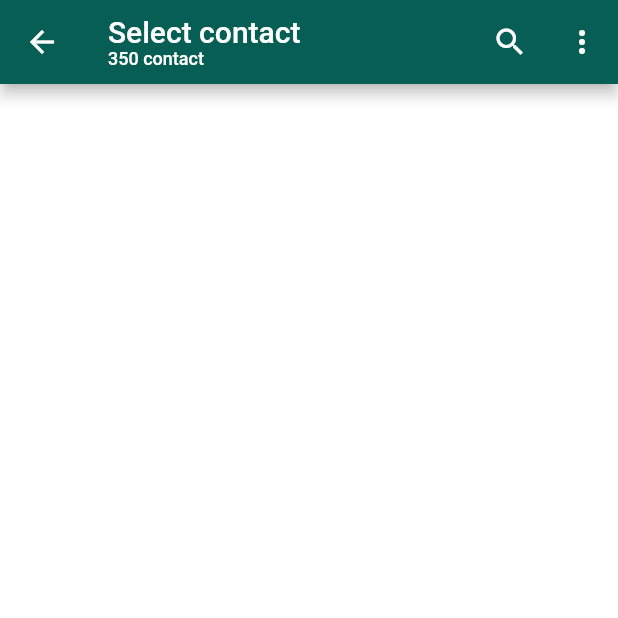
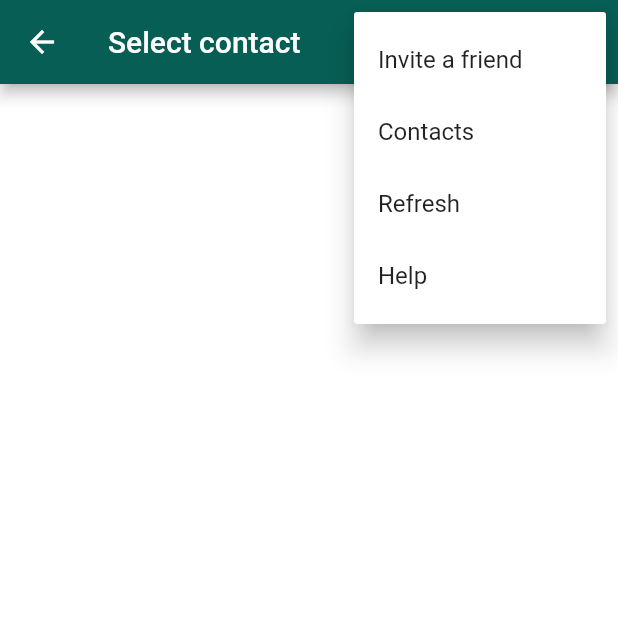
Before and after one commit to AzharKV/WhatsApp-Clone, a Flutter app: the ContactListScreen screen opened directly, after a tap on the "more vert" icon, on a phone screen of 412 x 824 dp, the top half of it. Run offline on Flutter 3.47's test engine with Material 2 defaults, Android fonts, the phone set to English and light mode, and no system bars; our stand-ins replace contacts_service, get, hive_flutter, permission_handler, shared_preferences, socket_io_client; accounts and stored records are empty; network calls fail.

Commit message:
contact list section

```diff
--- a/frontend_flutter/lib/controller/user_controller.dart
+++ b/frontend_flutter/lib/controller/user_controller.dart
@@ -20,6 +20,10 @@ class UserController extends GetxController {
   Rx<UserModel> userData = UserModel().obs;
   Rx<UsersListModel> usersListData = UsersListModel().obs;
   RxString userId = "".obs;
+
+  RxInt usersCount = 0.obs;
+
+  RxBool contactsLoading = false.obs;
 
   Future<void> getMyDetails() async {
     var result = await userRepository.getMyDetails();
@@ -75,6 +79,8 @@ class UserController extends GetxController {
   }
 
   Future<void> updateContactDb() async {
+    contactsLoading.value = true;
+
     List<Contact> contactList = await getDeviceContact();
 
     for (var element in contactList) {
@@ -92,6 +98,8 @@ class UserController extends GetxController {
           }
         }
     }
+
+    contactsLoading.value = false;
   }
 
   Future<void> checkUser(String phoneNumber, String name) async {
--- a/frontend_flutter/lib/screens/contact_section/contact_list_screen.dart
+++ b/frontend_flutter/lib/screens/contact_section/contact_list_screen.dart
@@ -4,10 +4,13 @@ import 'package:hive_flutter/hive_flutter.dart';
 import 'package:whatsapp_clone/const_files/db_names.dart';
 import 'package:whatsapp_clone/const_files/my_color.dart';
 import 'package:whatsapp_clone/controller/chat_controller.dart';
+import 'package:whatsapp_clone/controller/user_controller.dart';
 import 'package:whatsapp_clone/database/db_models/db_user_model.dart';
 
 class ContactListScreen extends StatelessWidget {
   const ContactListScreen({Key? key}) : super(key: key);
+
+  static UserController userController = Get.put(UserController());
 
   @override
   Widget build(BuildContext context) {
@@ -16,25 +19,53 @@ class ContactListScreen extends StatelessWidget {
         title: Column(
           mainAxisSize: MainAxisSize.min,
           crossAxisAlignment: CrossAxisAlignment.start,
-          children: const [
-            Text("Select contact"),
-            Text(
-              "350 contact",
-              style: TextStyle(fontSize: 12.0),
+          children: [
+            const Text("Select contact"),
+            Obx(
+              () => userController.usersCount.value != 0
+                  ? Text("${userController.usersCount.value} contact",
+                      style: const TextStyle(fontSize: 12.0))
+                  : const SizedBox(),
             ),
           ],
         ),
         actions: [
           IconButton(onPressed: () {}, icon: const Icon(Icons.search)),
-          IconButton(onPressed: () {}, icon: const Icon(Icons.more_vert)),
+          Obx(
+            () => userController.contactsLoading.value
+                ? Container(
+                    margin: const EdgeInsets.only(right: 8.0),
+                    height: 24.0,
+                    width: 24.0,
+                    child: const FittedBox(child: CircularProgressIndicator()))
+                : PopupMenuButton(
+                    icon: const Icon(Icons.more_vert),
+                    padding: EdgeInsets.zero,
+                    itemBuilder: (BuildContext context) => [
+                      PopupMenuItem(
+                          child: const Text("Invite a friend"), onTap: () {}),
+                      PopupMenuItem(
+                          child: const Text("Contacts"), onTap: () {}),
+                      PopupMenuItem(
+                          child: const Text("Refresh"),
+                          onTap: () {
+                            userController.updateContactDb();
+                          }),
+                      PopupMenuItem(child: const Text("Help"), onTap: () {}),
+                    ],
+                  ),
+          ),
         ],
       ),
       body: ValueListenableBuilder(
         valueListenable: Hive.box<DbUserModel>(DbNames.user).listenable(),
         builder: (BuildContext context, Box<DbUserModel> value, Widget? child) {
-          List<DbUserModel> data = value.values.toList();
+          List<DbUserModel> data = value.values
+              .where((element) => element.id != userController.userId.value)
+              .toList();
+          data.sort((a, b) => a.name.compareTo(b.name));
 
-          data.sort((a, b) => a.name.compareTo(b.name));
+          userController.usersCount.value = data.length;
 
           return ListView.builder(
             itemCount: data.length,
```
